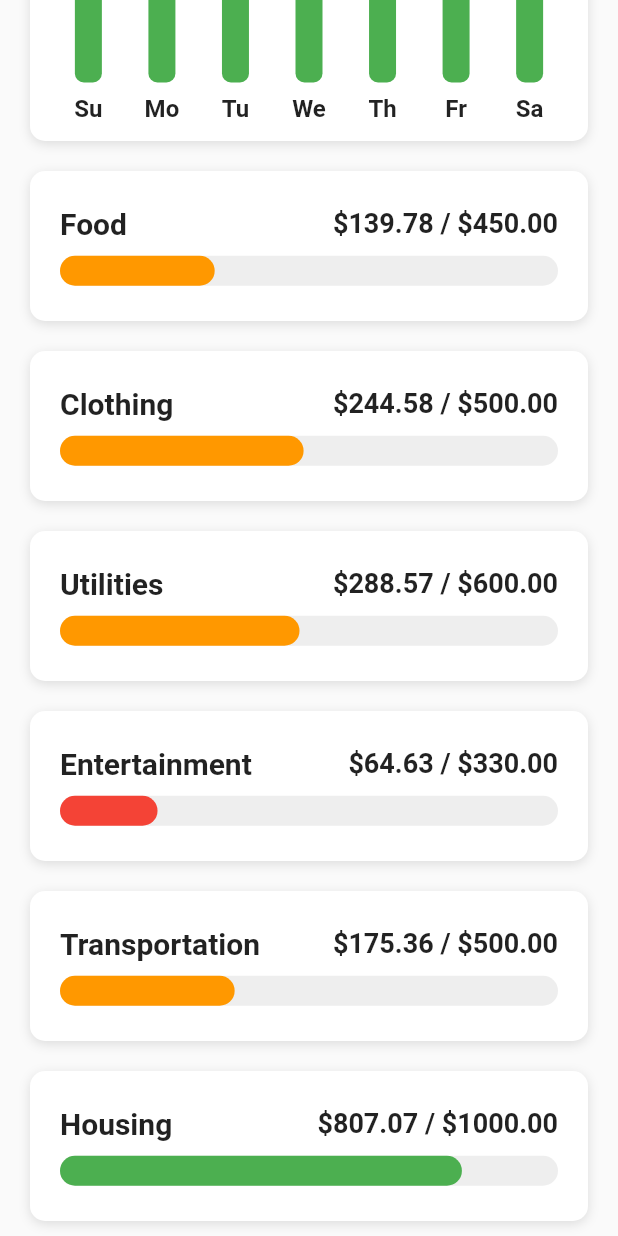
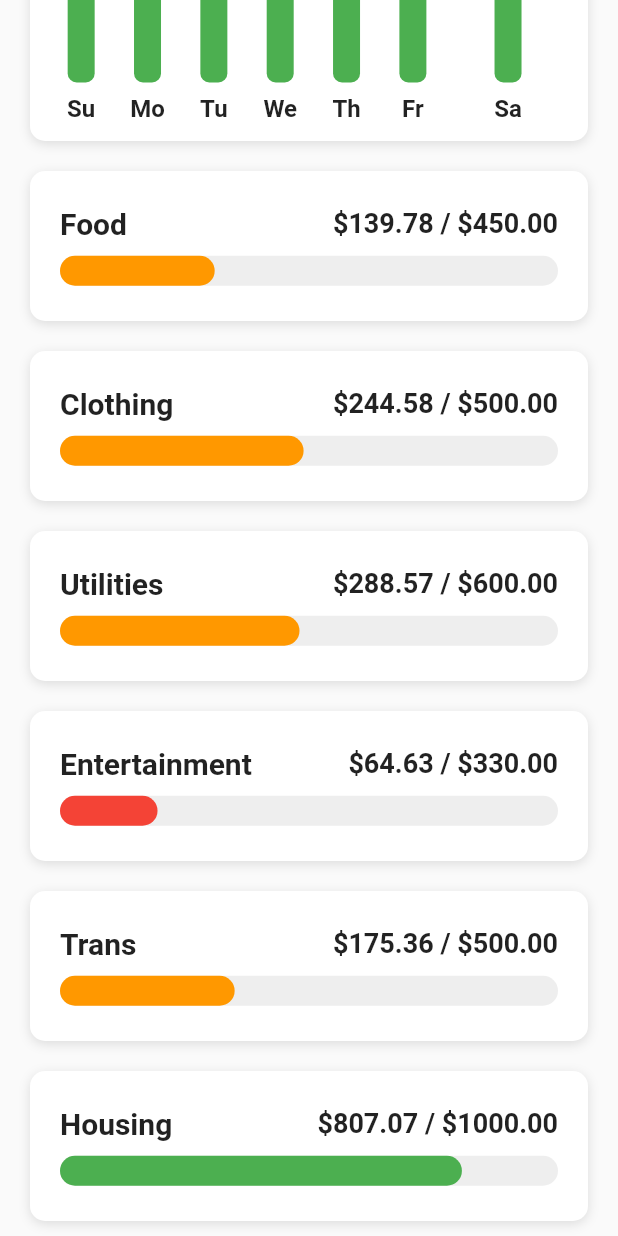
Before and after one commit to ELATTARIYassine/flutter-apps, a Flutter app: the screen it shows after launch, scrolled down 335 dp, on a phone screen of 412 x 824 dp. Run offline on Flutter 3.47's test engine with Material 2 defaults, Android fonts, the phone set to English and light mode, and no system bars; project files that could hold a hidden picture were left out.

Commit message:
[budget_app] fix: barchart over text

```diff
--- a/budget_app/lib/data/data.dart
+++ b/budget_app/lib/data/data.dart
@@ -34,6 +34,6 @@ List<Category> categories = [
   Category(
       name: 'Entertainment', maxAmount: 330, expenses: _generateExpenses()),
   Category(
-      name: 'Transportation', maxAmount: 500, expenses: _generateExpenses()),
+      name: 'Trans', maxAmount: 500, expenses: _generateExpenses()),
   Category(name: 'Housing', maxAmount: 1000, expenses: _generateExpenses()),
 ];
--- a/budget_app/lib/widgets/bar_chart.dart
+++ b/budget_app/lib/widgets/bar_chart.dart
@@ -85,10 +85,12 @@ class BarChart extends StatelessWidget {
                 amountSpent: expenses[5],
                 mostExpensive: mostExpensive,
               ),
-              Bar(
-                label: 'Sa',
-                amountSpent: expenses[6],
-                mostExpensive: mostExpensive,
+              Expanded(
+                child: Bar(
+                  label: 'Sa',
+                  amountSpent: expenses[6],
+                  mostExpensive: mostExpensive,
+                ),
               ),
             ],
           ),
```
